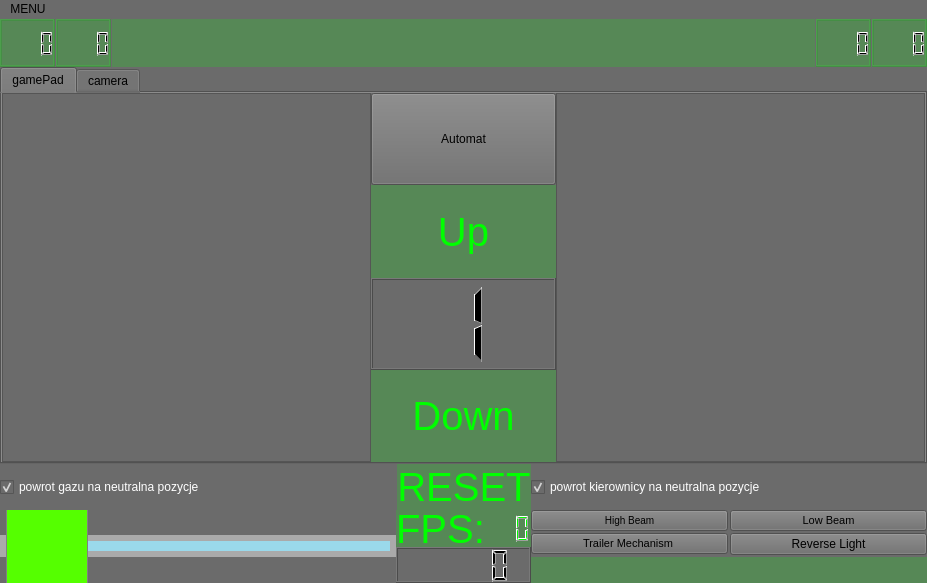
This is pilot/pilotwindow.ui in cyniu88/QT_kurs as Qt 5 draws it before an edit. The edited form follows.
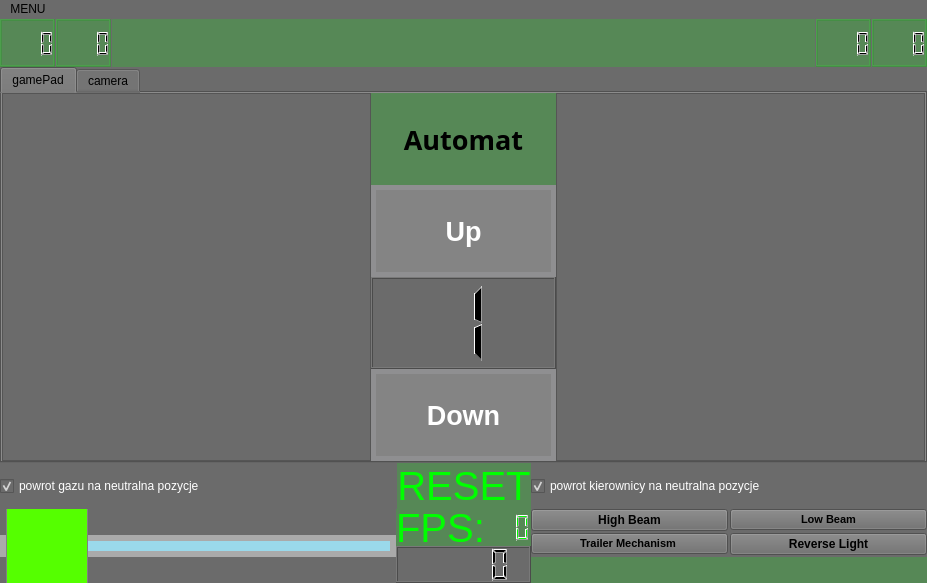
This is the edited form. Icons and pictures are not drawn. Custom widgets are drawn as their Qt base class.

Commit message: przejscie na nowawersje myButton- ta z idom

Diff of the .ui file:
```diff
--- a/pilot/pilotwindow.ui
+++ b/pilot/pilotwindow.ui
@@ -237,6 +237,22 @@
               <verstretch>0</verstretch>
              </sizepolicy>
             </property>
+            <property name="font">
+             <font>
+              <family>Franklin Gothic Medium</family>
+              <pointsize>20</pointsize>
+              <weight>75</weight>
+              <bold>true</bold>
+             </font>
+            </property>
+            <property name="styleSheet">
+             <string notr="true">background-color: rgba(0, 255, 0, 50);
+ border: true;
+	border-color: rgb(0, 255, 0);
+	color: rgb(0, 00, 0);
+
+</string>
+            </property>
             <property name="text">
              <string>Automat</string>
             </property>
@@ -250,13 +266,23 @@
               <verstretch>0</verstretch>
              </sizepolicy>
             </property>
+            <property name="font">
+             <font>
+              <pointsize>20</pointsize>
+              <weight>75</weight>
+              <bold>true</bold>
+             </font>
+            </property>
             <property name="styleSheet">
-             <string notr="true">background-color: rgba(0, 255, 0, 50);
- border: true;
-	border-color: rgb(0, 255, 0);
-	color: rgb(0, 255, 0);
-    font-family:  &quot;Franklin Gothic Medium&quot;;
-    font-size:  40px;</string>
+             <string notr="true">QPushButton {
+background-color: rgb(158, 158, 158,125);
+ border: 5px solid #8f8f91;
+border-radius: 0px;
+color:white;
+}
+QPushButton:pressed {
+border:none;
+}</string>
             </property>
             <property name="text">
              <string>Up</string>
@@ -292,13 +318,24 @@
               <verstretch>0</verstretch>
              </sizepolicy>
             </property>
+            <property name="font">
+             <font>
+              <pointsize>20</pointsize>
+              <weight>75</weight>
+              <bold>true</bold>
+             </font>
+            </property>
             <property name="styleSheet">
-             <string notr="true">background-color: rgba(0, 255, 0, 50);
- border: true;
-	border-color: rgb(0, 255, 0);
-	color: rgb(0, 255, 0);
-    font-family:  &quot;Franklin Gothic Medium&quot;;
-    font-size:  40px;</string>
+             <string notr="true">QPushButton {
+background-color: rgb(158, 158, 158,125);
+ border: 5px solid #8f8f91;
+border-radius: 0px;
+color:white;
+font-size: 40
+}
+QPushButton:pressed {
+border:none;
+}</string>
             </property>
             <property name="text">
              <string>Down</string>
@@ -561,6 +598,8 @@
           <property name="font">
            <font>
             <pointsize>8</pointsize>
+            <weight>75</weight>
+            <bold>true</bold>
            </font>
           </property>
           <property name="styleSheet">
@@ -569,6 +608,9 @@
           <property name="text">
            <string>Low Beam</string>
           </property>
+          <property name="checkable">
+           <bool>false</bool>
+          </property>
          </widget>
         </item>
         <item row="0" column="0">
@@ -581,15 +623,19 @@
           </property>
           <property name="font">
            <font>
-            <pointsize>-1</pointsize>
+            <weight>75</weight>
+            <bold>true</bold>
            </font>
           </property>
           <property name="styleSheet">
-           <string notr="true">font-size:  10px;</string>
+           <string notr="true"/>
           </property>
           <property name="text">
            <string>High Beam</string>
           </property>
+          <property name="checkable">
+           <bool>false</bool>
+          </property>
          </widget>
         </item>
         <item row="1" column="1">
@@ -600,12 +646,21 @@
             <verstretch>0</verstretch>
            </sizepolicy>
           </property>
+          <property name="font">
+           <font>
+            <weight>75</weight>
+            <bold>true</bold>
+           </font>
+          </property>
           <property name="styleSheet">
            <string notr="true"/>
           </property>
           <property name="text">
            <string>Reverse Light</string>
           </property>
+          <property name="checkable">
+           <bool>false</bool>
+          </property>
          </widget>
         </item>
         <item row="1" column="0">
@@ -619,6 +674,8 @@
           <property name="font">
            <font>
             <pointsize>8</pointsize>
+            <weight>75</weight>
+            <bold>true</bold>
            </font>
           </property>
           <property name="styleSheet">
@@ -627,6 +684,9 @@
           <property name="text">
            <string>Trailer Mechanism </string>
           </property>
+          <property name="checkable">
+           <bool>false</bool>
+          </property>
          </widget>
         </item>
         <item row="2" column="0" colspan="2">
```
Left out of the diff: 14 changed lines with no effect on the pictures. The commit also changes 9 other files.
